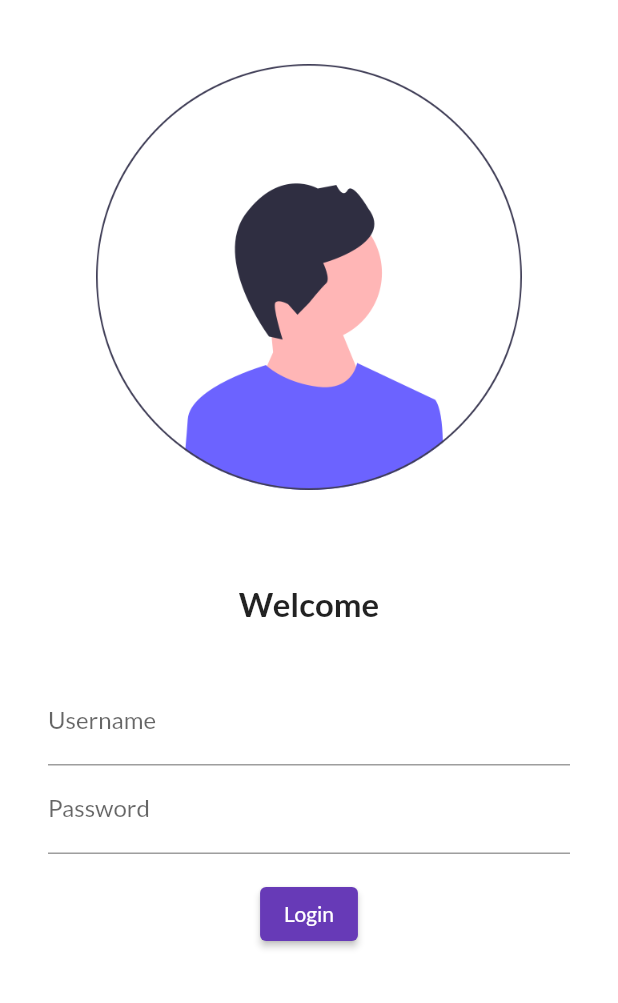
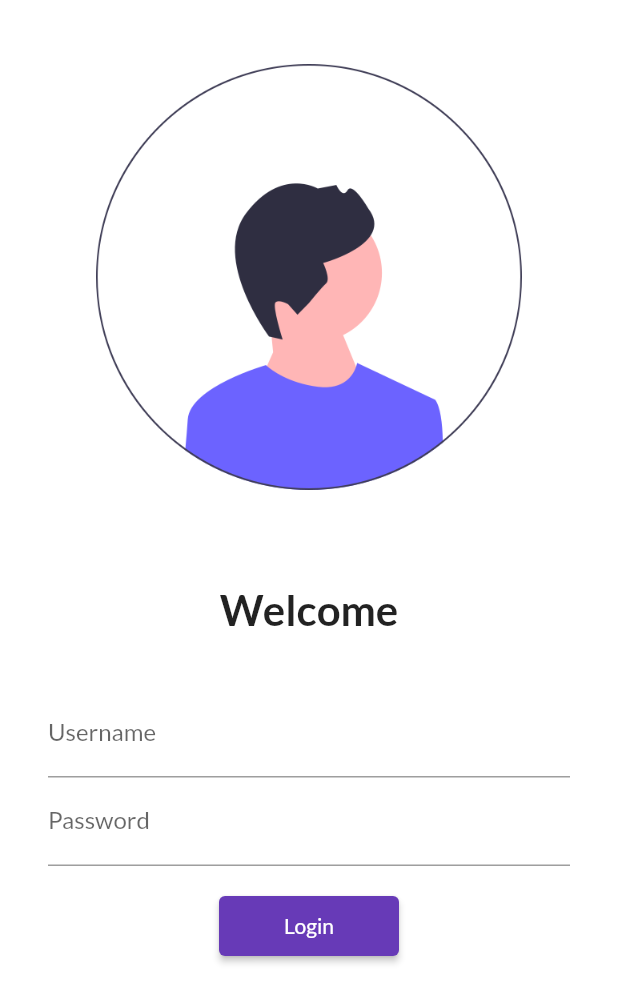
Before and after one commit to raj394449/FlutterByCodepur, a Flutter app: the screen it shows after launch, on a phone screen of 412 x 824 dp. Shown: the top 1003 px of the screen. Run offline on Flutter 3.47's test engine with Material 2 defaults, Android fonts, the phone set to English and light mode, and no system bars; our stand-ins replace google_fonts.

Commit message:
Day 5 Completed

```diff
--- a/flutter_application_1/lib/main.dart
+++ b/flutter_application_1/lib/main.dart
@@ -3,6 +3,7 @@
 import 'package:flutter/material.dart';
 import 'package:flutter_application_1/pages/home_page.dart';
 import 'package:flutter_application_1/pages/login_page.dart';
+import 'package:flutter_application_1/utils/routes.dart';
 import 'package:google_fonts/google_fonts.dart';
 
 void main() {
@@ -29,8 +30,8 @@ class MyApp extends StatelessWidget {
       // initialRoute: "/home",
       routes: {
         "/": (context) => LoginPage(),
-        "/home": (context) => Homepage(),
-        "/Login": (context) => LoginPage()
+        MyRoutes.HomeRoute: (context) => Homepage(),
+        MyRoutes.LoginRoute: (context) => LoginPage()
       },
     );
   }
--- a/flutter_application_1/lib/pages/login_page.dart
+++ b/flutter_application_1/lib/pages/login_page.dart
@@ -1,6 +1,7 @@
 // ignore_for_file: prefer_const_constructors, prefer_const_literals_to_create_immutables, sort_child_properties_last, avoid_print
 
 import 'package:flutter/material.dart';
+import 'package:flutter_application_1/utils/routes.dart';
 
 class LoginPage extends StatelessWidget {
   const LoginPage({super.key});
@@ -9,6 +10,7 @@ class LoginPage extends StatelessWidget {
   Widget build(BuildContext context) {
     return Material(
         color: Colors.white,
+        child: SingleChildScrollView(
           child: Column(
             children: [
               Image.asset(
@@ -20,14 +22,14 @@ class LoginPage extends StatelessWidget {
               ),
               Text(
                 "Welcome",
-              style: TextStyle(fontSize: 22, fontWeight: FontWeight.bold),
+                style: TextStyle(fontSize: 28, fontWeight: FontWeight.bold),
               ),
               SizedBox(
                 height: 20.0,
               ),
               Padding(
-              padding:
-                  const EdgeInsets.symmetric(vertical: 16.0, horizontal: 32.0),
+                padding: const EdgeInsets.symmetric(
+                    vertical: 16.0, horizontal: 32.0),
                 child: Column(
                   children: [
                     TextFormField(
@@ -48,15 +50,16 @@ class LoginPage extends StatelessWidget {
                     ),
                     ElevatedButton(
                       child: Text("Login"),
-                    style: TextButton.styleFrom(),
+                      style: TextButton.styleFrom(minimumSize: Size(120, 40)),
                       onPressed: () {
-                      print("First Loging Page");
+                        Navigator.pushNamed(context, MyRoutes.HomeRoute);
                       },
                     )
                   ],
                 ),
               )
             ],
+          ),
         ));
     // return Container(
     //   decoration: const BoxDecoration(
--- /dev/null
+++ b/flutter_application_1/lib/utils/routes.dart
@@ -0,0 +1,6 @@
+// ignore_for_file: unnecessary_string_escapes, non_constant_identifier_names
+
+class MyRoutes {
+  static String LoginRoute = "\login_page";
+  static String HomeRoute = "\home_page";
+}
```
Lines whose indentation alone changed are shown as unchanged.
